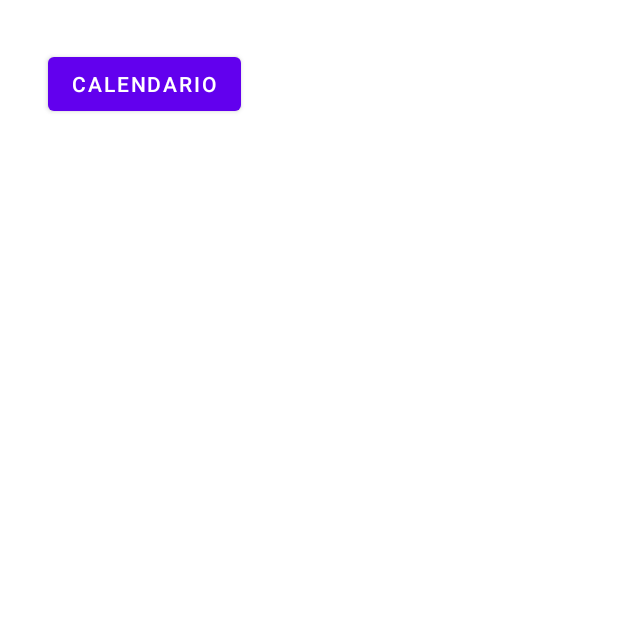
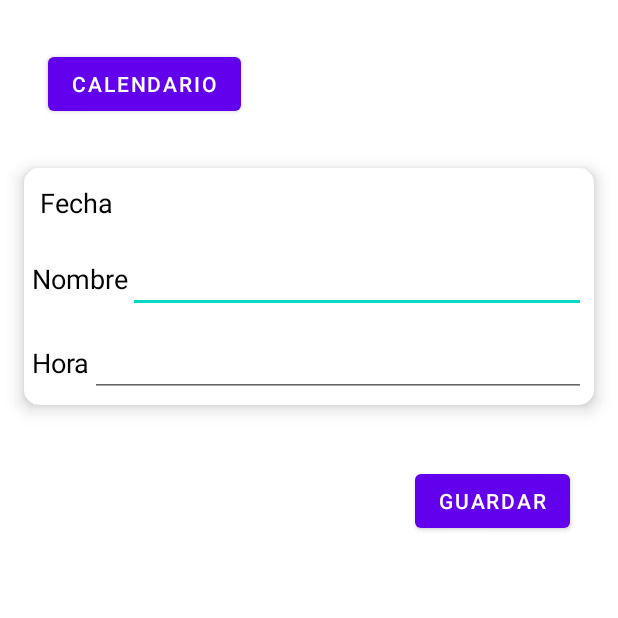
Before and after one commit to Karla-Villegas/Fire, an Android app: the Agenda screen opened directly, with no data from a screen before it, on a phone screen of 412 x 824 dp, the top half of it. Run offline under Robolectric (Android 15) with nearby library versions, the phone set to English and light mode, and no system bars.

Commit message:
vista de la agenda

```diff
--- a/app/src/main/res/layout/activity_agenda.xml
+++ b/app/src/main/res/layout/activity_agenda.xml
@@ -19,15 +19,111 @@
         app:layout_constraintTop_toTopOf="parent" />
 
 
+    <androidx.cardview.widget.CardView
+        android:id="@+id/agenda"
+        android:layout_width="match_parent"
+        android:layout_height="wrap_content"
+        android:layout_marginStart="16dp"
+        android:layout_marginLeft="16dp"
+        android:layout_marginTop="32dp"
+        android:layout_marginEnd="16dp"
+        android:layout_marginRight="16dp"
+        app:layout_constraintEnd_toEndOf="parent"
+        app:layout_constraintStart_toStartOf="parent"
+        app:layout_constraintTop_toBottomOf="@+id/boton1"
+        app:cardElevation="7dp"
+        app:cardCornerRadius="10dp">
 
-    <TextView
-        android:id="@+id/tv"
-        android:layout_width="300dp"
+        <LinearLayout
+            android:layout_width="match_parent"
+            android:layout_height="match_parent"
+            android:orientation="vertical">
+
+            <LinearLayout
+                android:layout_width="match_parent"
+                android:layout_height="wrap_content"
+                android:orientation="horizontal"
+                android:layout_margin="5dp">
+
+                <TextView
+                    android:layout_width="wrap_content"
+                    android:layout_height="wrap_content"
+                    android:text="Fecha"
+                    android:textSize="18dp"
+                    android:textColor="@color/black"
+                    android:layout_margin="5dp"/>
+
+                <TextView
+                    android:id="@+id/tv"
+                    android:layout_width="200dp"
+                    android:layout_height="wrap_content"
+                    android:textSize="18dp"
+                    android:textColor="@color/black"
+                    android:layout_margin="5dp"/>
+
+            </LinearLayout>
+
+            <LinearLayout
+                android:layout_width="match_parent"
+                android:layout_height="wrap_content"
+                android:orientation="horizontal"
+                android:layout_margin="5dp">
+
+                <TextView
+                    android:layout_width="wrap_content"
+                    android:layout_height="wrap_content"
+                    android:text="Nombre"
+                    android:textSize="18dp"
+                    android:textColor="@color/black"
+                    />
+
+                <EditText
+                    android:id="@+id/tv"
+                    android:layout_width="match_parent"
+                    android:layout_height="wrap_content"
+                    android:textSize="18dp"
+                    android:textColor="@color/black"
+                    />
+
+            </LinearLayout>
+
+            <LinearLayout
+                android:layout_width="match_parent"
+                android:layout_height="wrap_content"
+                android:orientation="horizontal"
+                android:layout_margin="5dp">
+
+                <TextView
+                    android:layout_width="wrap_content"
+                    android:layout_height="wrap_content"
+                    android:text="Hora"
+                    android:textSize="18dp"
+                    android:textColor="@color/black"
+                    />
+
+                <EditText
+                    android:id="@+id/tv"
+                    android:layout_width="match_parent"
+                    android:layout_height="wrap_content"
+                    android:textSize="18dp"
+                    android:textColor="@color/black"
+                    />
+
+            </LinearLayout>
+
+        </LinearLayout>
+    </androidx.cardview.widget.CardView>
+
+    <Button
+        android:id="@+id/GuardarTarea"
+        android:layout_width="wrap_content"
         android:layout_height="wrap_content"
-        android:layout_marginStart="32dp"
-        android:layout_marginLeft="32dp"
-        android:layout_marginTop="32dp"
-        app:layout_constraintStart_toStartOf="parent"
-        app:layout_constraintTop_toBottomOf="@+id/boton1" />
+        android:layout_marginTop="40dp"
+        android:layout_marginEnd="32dp"
+        android:layout_marginRight="32dp"
+        android:text="Guardar"
+        app:layout_constraintEnd_toEndOf="parent"
+        app:layout_constraintTop_toBottomOf="@+id/agenda" />
+
 
 </androidx.constraintlayout.widget.ConstraintLayout>
--- a/app/src/main/res/layout/fragment_dashboard.xml
+++ b/app/src/main/res/layout/fragment_dashboard.xml
@@ -11,7 +11,7 @@
         android:id="@+id/toolbar"
         android:layout_width="match_parent"
         android:layout_height="wrap_content"
-        android:background="@color/teal_200"
+        android:background="#03DAC5"
         app:layout_constraintEnd_toEndOf="parent"
         app:layout_constraintStart_toStartOf="parent"
         app:layout_constraintTop_toTopOf="parent"
@@ -39,6 +39,7 @@
         android:layout_marginRight="32dp"
         android:layout_marginBottom="50dp"
         android:text="agregar"
+        android:background="@color/btnAgregar"
         app:layout_constraintBottom_toBottomOf="parent"
         app:layout_constraintEnd_toEndOf="parent"
         app:layout_constraintTop_toBottomOf="@+id/recyclerViewTareas" />
--- a/app/src/main/res/values/colors.xml
+++ b/app/src/main/res/values/colors.xml
@@ -7,4 +7,6 @@
     <color name="teal_700">#FF018786</color>
     <color name="black">#FF000000</color>
     <color name="white">#FFFFFFFF</color>
+    <color name="btnAgregar">#FF01c5c4</color>
+
 </resources>
```
